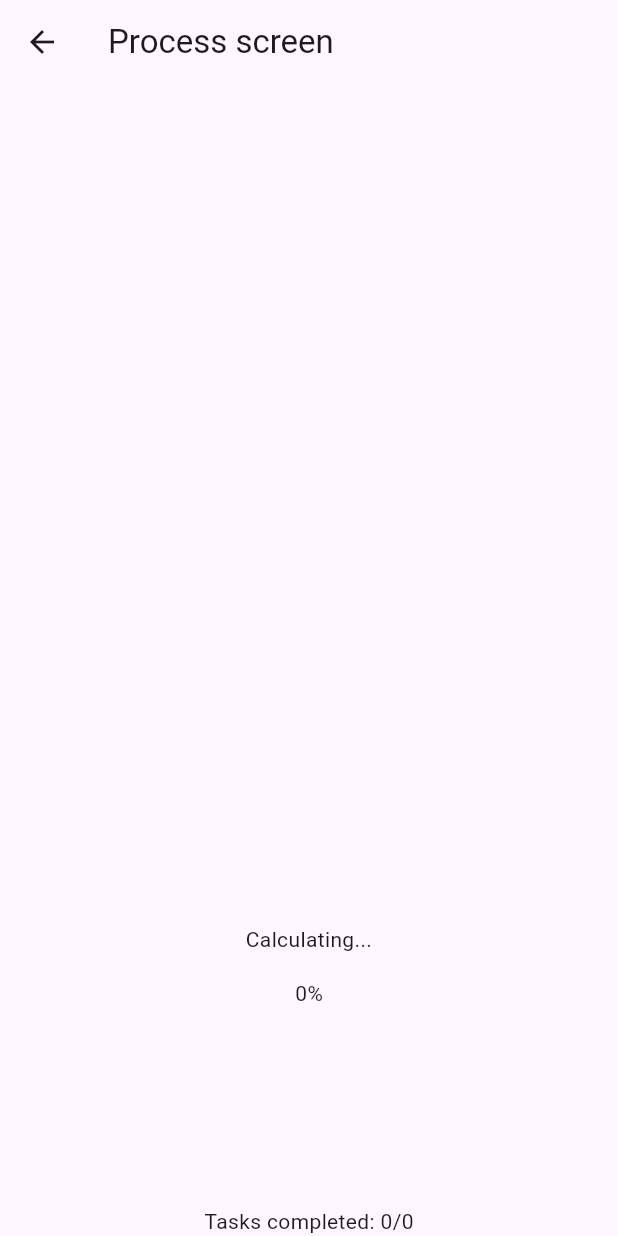
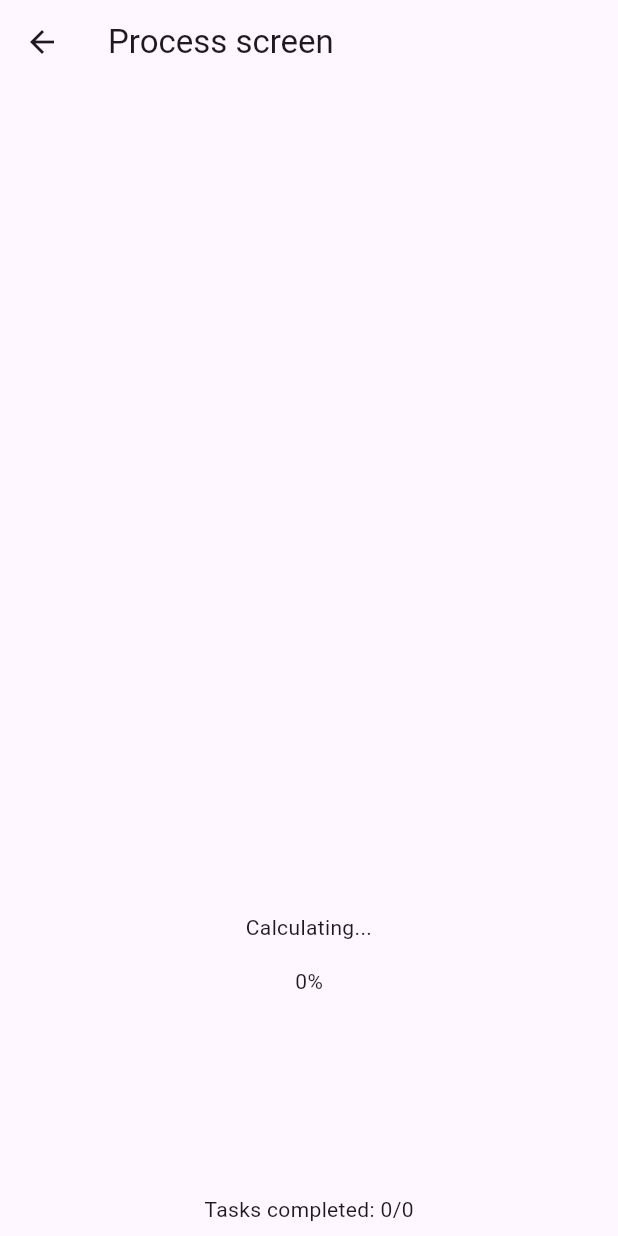
Before and after one commit to dsvsergey/short_path, a Flutter app: the ProcessScreen screen opened by its route, on a phone screen of 412 x 824 dp. Run offline on Flutter 3.47's test engine with Material 3 defaults, Android fonts, the phone set to English and light mode, and no system bars; our stand-ins replace dartz, dio, equatable, flutter_bloc, get_it, injectable.

Commit message:
Fix: add padding

```diff
--- a/lib/presentation/pages/preview_screen.dart
+++ b/lib/presentation/pages/preview_screen.dart
@@ -30,7 +30,9 @@ class PreviewScreen extends StatelessWidget {
           onPressed: () => Navigator.of(context).pop(),
         ),
       ),
-      body: Column(
+      body: Padding(
+        padding: const EdgeInsets.all(8.0),
+        child: Column(
           children: [
             Padding(
               padding: const EdgeInsets.all(16.0),
@@ -49,6 +51,7 @@ class PreviewScreen extends StatelessWidget {
             ),
           ],
         ),
+      ),
     );
   }
 }
--- a/lib/presentation/pages/process_screen.dart
+++ b/lib/presentation/pages/process_screen.dart
@@ -21,6 +21,8 @@ class ProcessScreen extends StatelessWidget {
         body: BlocBuilder<PathFinderCubit, PathFinderState>(
           builder: (context, state) {
             return Center(
+              child: Padding(
+                padding: const EdgeInsets.all(8.0),
                 child: Column(
                   mainAxisAlignment: MainAxisAlignment.center,
                   children: [
@@ -46,7 +48,8 @@ class ProcessScreen extends StatelessWidget {
                     const SizedBox(height: 16),
                     Text(
                         'Tasks completed: ${state.results.length}/${state.tasks.length}'),
-                  if (state.isCalculationFinished && !state.isResultsSent) ...[
+                    if (state.isCalculationFinished &&
+                        !state.isResultsSent) ...[
                       const Spacer(),
                       ElevatedButton(
                         child: const Text('Send results to server'),
@@ -64,6 +67,7 @@ class ProcessScreen extends StatelessWidget {
                           style: const TextStyle(color: Colors.red)),
                   ],
                 ),
+              ),
             );
           },
         ),
--- a/lib/presentation/pages/result_list_screen.dart
+++ b/lib/presentation/pages/result_list_screen.dart
@@ -14,7 +14,9 @@ class ResultListScreen extends StatelessWidget {
       ),
       body: BlocBuilder<PathFinderCubit, PathFinderState>(
         builder: (context, state) {
-          return ListView.builder(
+          return Padding(
+            padding: const EdgeInsets.all(8.0),
+            child: ListView.builder(
               itemCount: state.results.length,
               itemBuilder: (context, index) {
                 final result = state.results[index];
@@ -29,6 +31,7 @@ class ResultListScreen extends StatelessWidget {
                   },
                 );
               },
+            ),
           );
         },
       ),
```
Lines whose indentation alone changed are shown as unchanged.
